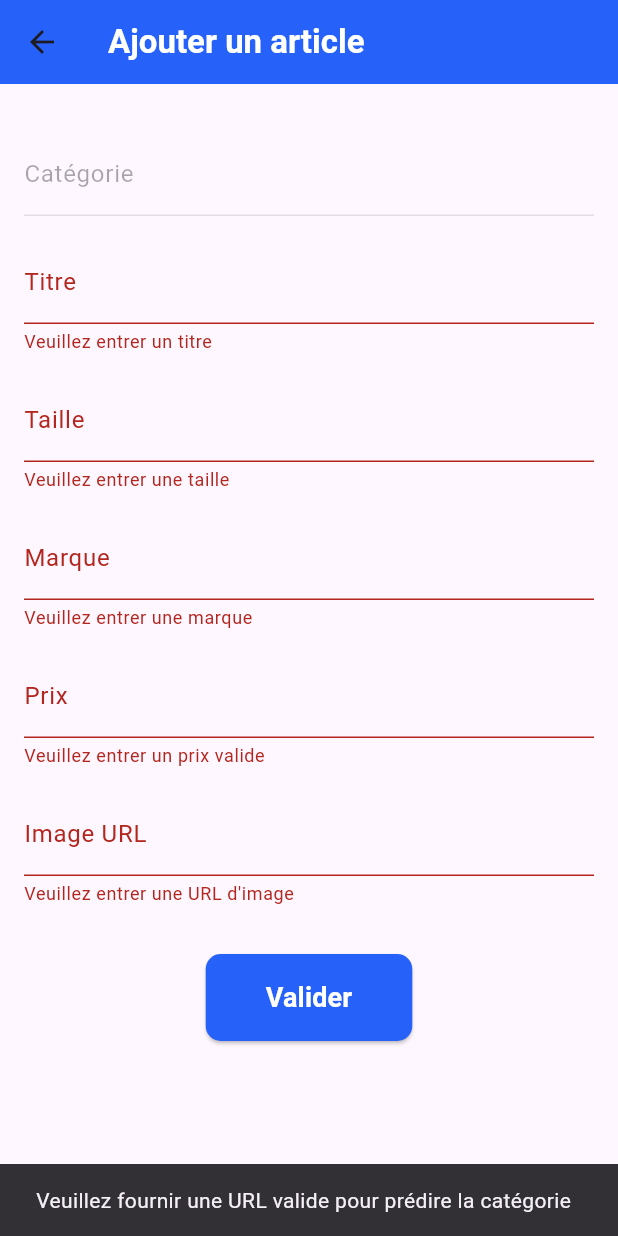
After one commit to JsFn99/VetementApp, a Flutter app: the NewArticleScreen screen opened directly, after a tap on "Valider", on a phone screen of 412 x 824 dp. The commit adds this screen. Run offline on Flutter 3.47's test engine with Material 3 defaults, Android fonts, the phone set to English and light mode, and no system bars; our stand-ins replace firebase_auth, firebase_core, firebase_database, google_fonts; missing offline and left inert: tflite_flutter; accounts and stored records are empty; network calls fail.

Commit message:
Tflite implemented Add article created

```diff
--- /dev/null
+++ b/lib/Screens/home/clothing_classifier.dart
@@ -0,0 +1,82 @@
+import 'dart:typed_data';
+import 'package:flutter/services.dart';
+import 'package:image/image.dart' as img;
+import 'package:tflite_flutter/tflite_flutter.dart';
+
+class ClothingClassifier {
+  late Interpreter _interpreter;
+  final List<String> _classNames = [
+    'Haut', 'Pantalon', 'Pull', 'Robe', 'Manteau',
+    'Sandale', 'Chemise', 'Basket', 'Sac', 'Bottine'
+  ];
+
+  ClothingClassifier() {
+    _loadModel();
+  }
+
+  Future<void> _loadModel() async {
+    try {
+      _interpreter = await Interpreter.fromAsset('assets/models/model_3.tflite');
+      print("Model loaded successfully!");
+    } catch (e) {
+      print("Error loading model: $e");
+    }
+  }
+
+  List<List<List<List<double>>>> _preprocessImage(Uint8List imageData) {
+    final image = img.decodeImage(imageData)!;
+
+    // Convert to grayscale
+    final grayscale = img.grayscale(image);
+
+    // Resize to 28x28
+    final resized = img.copyResize(grayscale, width: 28, height: 28);
+
+    // Normalize pixel values and convert to a 2D list of doubles
+    List<List<List<List<double>>>> inputTensor = List.generate(
+      1, // Batch size
+          (_) => List.generate(
+        28, // Height
+            (_) => List.generate(
+          28, // Width
+              (_) => List.filled(1, 0.0), // Channels (1 for grayscale)
+        ),
+      ),
+    );
+
+    for (int y = 0; y < resized.height; y++) {
+      for (int x = 0; x < resized.width; x++) {
+        final pixel = resized.getPixel(x, y);
+        final normalizedPixel = img.getLuminance(pixel) / 255.0;
+        inputTensor[0][y][x][0] = normalizedPixel;
+      }
+    }
+
+    return inputTensor;
+  }
+
+  Future<Map<String, dynamic>> predict(Uint8List imageData) async {
+    try {
+      // Preprocess the image
+      final inputTensor = _preprocessImage(imageData);
+
+      // Prepare the output tensor (shape [1, 10] to match model output)
+      var output = List.generate(1, (_) => List.filled(10, 0.0));
+
+      // Run inference
+      _interpreter.run(inputTensor, output);
+
+      // Get prediction
+      final probabilities = output[0]; // First (and only) batch
+      final maxIndex = probabilities.indexWhere((val) => val == probabilities.reduce((a, b) => a > b ? a : b));
+
+      return {
+        'category': _classNames[maxIndex],
+        'confidence': probabilities[maxIndex]
+      };
+    } catch (e) {
+      print('Model inference error: $e'); // Log the error
+      throw Exception('Model inference failed');
+    }
+  }
+}
--- /dev/null
+++ b/lib/Screens/home/new_article.dart
@@ -0,0 +1,268 @@
+import 'package:flutter/material.dart';
+import 'package:firebase_database/firebase_database.dart';
+import 'package:http/http.dart' as http;
+
+import 'clothing_classifier.dart';
+
+class NewArticleScreen extends StatefulWidget {
+  const NewArticleScreen({Key? key}) : super(key: key);
+
+  @override
+  _NewArticleScreenState createState() => _NewArticleScreenState();
+}
+
+class _NewArticleScreenState extends State<NewArticleScreen> {
+  final _formKey = GlobalKey<FormState>();
+  final TextEditingController _titleController = TextEditingController();
+  final TextEditingController _sizeController = TextEditingController();
+  final TextEditingController _brandController = TextEditingController();
+  final TextEditingController _priceController = TextEditingController();
+  final TextEditingController _imageUrlController = TextEditingController();
+  final TextEditingController _categoryController = TextEditingController(); // New controller for category
+
+  final DatabaseReference _dbRef = FirebaseDatabase.instance.ref('clothes');
+  final ClothingClassifier _classifier = ClothingClassifier();
+
+  String? _previewImageUrl;
+  String? _predictedCategory; // Holds the predicted category
+  bool _isLoading = false; // Indicates if the model is processing
+
+  @override
+  void initState() {
+    super.initState();
+
+    // Add a listener to process the image URL and predict category
+    _imageUrlController.addListener(() {
+      setState(() {
+        _previewImageUrl = _imageUrlController.text.trim();
+      });
+
+      // Automatically predict category when the URL changes
+      if (_previewImageUrl != null && _previewImageUrl!.isNotEmpty) {
+        _predictCategory();
+      }
+    });
+  }
+
+  @override
+  void dispose() {
+    _imageUrlController.dispose();
+    _categoryController.dispose(); // Dispose the category controller
+    super.dispose();
+  }
+
+  Future<void> _predictCategory() async {
+    try {
+      setState(() {
+        _isLoading = true;
+        _predictedCategory = null;
+      });
+
+      // Fetch the image from the URL
+      final response = await http.get(Uri.parse(_previewImageUrl!));
+      if (response.statusCode == 200) {
+        final imageData = response.bodyBytes;
+
+        // Run the prediction
+        final result = await _classifier.predict(imageData);
+        setState(() {
+          _predictedCategory = result['category']; // Set the predicted category
+          _categoryController.text = _predictedCategory ?? ''; // Fill category field
+          _isLoading = false;
+        });
+      } else {
+        throw Exception('Image not found');
+      }
+    } catch (e) {
+      print('Prediction error: $e'); // Log the error
+      setState(() {
+        _predictedCategory = 'Erreur lors de la prédiction';
+        _categoryController.text = _predictedCategory ?? ''; // Handle prediction failure
+        _isLoading = false;
+      });
+    }
+  }
+
+  Future<void> _addArticle() async {
+    if (_formKey.currentState!.validate() && _predictedCategory != null) {
+      try {
+        await _dbRef.push().set({
+          'title': _titleController.text,
+          'size': _sizeController.text,
+          'brand': _brandController.text,
+          'price': double.tryParse(_priceController.text) ?? 0.0,
+          'imageUrl': _imageUrlController.text,
+          'category': _predictedCategory, // Add the predicted category
+        });
+        ScaffoldMessenger.of(context).showSnackBar(
+          const SnackBar(content: Text('Article ajouté avec succès')),
+        );
+        Navigator.pop(context); // Go back to the HomeScreen
+      } catch (e) {
+        ScaffoldMessenger.of(context).showSnackBar(
+          SnackBar(content: Text('Erreur: ${e.toString()}')),
+        );
+      }
+    } else {
+      ScaffoldMessenger.of(context).showSnackBar(
+        const SnackBar(content: Text('Veuillez fournir une URL valide pour prédire la catégorie')),
+      );
+    }
+  }
+
+  @override
+  Widget build(BuildContext context) {
+    return Scaffold(
+      appBar: AppBar(
+        title: const Text('Ajouter un article',
+            style: TextStyle(fontWeight: FontWeight.bold, color: Colors.white)),
+        backgroundColor: const Color(0xFF2661FA),
+      ),
+      body: Padding(
+        padding: const EdgeInsets.all(16.0),
+        child: Form(
+          key: _formKey,
+          child: SingleChildScrollView(
+            child: Column(
+              crossAxisAlignment: CrossAxisAlignment.start,
+              children: [
+                // Image Preview Section
+                if (_previewImageUrl != null && _previewImageUrl!.isNotEmpty)
+                  Center(
+                    child: Container(
+                      constraints: const BoxConstraints(
+                        maxHeight: 300,
+                        maxWidth: double.infinity,
+                      ),
+                      decoration: BoxDecoration(
+                        borderRadius: BorderRadius.circular(12),
+                        border: Border.all(color: Colors.grey),
+                      ),
+                      child: ClipRRect(
+                        borderRadius: BorderRadius.circular(12),
+                        child: Image.network(
+                          _previewImageUrl!,
+                          fit: BoxFit.contain,
+                          errorBuilder: (context, error, stackTrace) => const Center(
+                            child: Text(
+                              'URL invalide',
+                              style: TextStyle(color: Colors.red),
+                            ),
+                          ),
+                        ),
+                      ),
+                    ),
+                  ),
+                const SizedBox(height: 16),
+
+                // Predicted Category Field (non-editable)
+                if (_isLoading)
+                  const Center(child: CircularProgressIndicator())
+                else
+                  TextFormField(
+                    controller: _categoryController,
+                    decoration: const InputDecoration(labelText: 'Catégorie'),
+                    enabled: false, // Non-editable field
+                    style: TextStyle(color: Colors.black),
+                  ),
+
+                const SizedBox(height: 16),
+
+                // Title Field
+                TextFormField(
+                  controller: _titleController,
+                  decoration: const InputDecoration(labelText: 'Titre'),
+                  validator: (value) {
+                    if (value == null || value.isEmpty) {
+                      return 'Veuillez entrer un titre';
+                    }
+                    return null;
+                  },
+                ),
+                const SizedBox(height: 16),
+
+                // Size Field
+                TextFormField(
+                  controller: _sizeController,
+                  decoration: const InputDecoration(labelText: 'Taille'),
+                  validator: (value) {
+                    if (value == null || value.isEmpty) {
+                      return 'Veuillez entrer une taille';
+                    }
+                    return null;
+                  },
+                ),
+                const SizedBox(height: 16),
+
+                // Brand Field
+                TextFormField(
+                  controller: _brandController,
+                  decoration: const InputDecoration(labelText: 'Marque'),
+                  validator: (value) {
+                    if (value == null || value.isEmpty) {
+                      return 'Veuillez entrer une marque';
+                    }
+                    return null;
+                  },
+                ),
+                const SizedBox(height: 16),
+
+                // Price Field
+                TextFormField(
+                  controller: _priceController,
+                  decoration: const InputDecoration(labelText: 'Prix'),
+                  keyboardType: TextInputType.number,
+                  validator: (value) {
+                    if (value == null ||
+                        value.isEmpty ||
+                        double.tryParse(value) == null) {
+                      return 'Veuillez entrer un prix valide';
+                    }
+                    return null;
+                  },
+                ),
+                const SizedBox(height: 16),
+
+                // Image URL Field
+                TextFormField(
+                  controller: _imageUrlController,
+                  decoration: const InputDecoration(labelText: 'Image URL'),
+                  validator: (value) {
+                    if (value == null || value.isEmpty) {
+                      return 'Veuillez entrer une URL d\'image';
+                    }
+                    return null;
+                  },
+                ),
+                const SizedBox(height: 32),
+
+                // Add Article Button
+                Center(
+                  child: ElevatedButton(
+                    onPressed: _addArticle,
+                    style: ElevatedButton.styleFrom(
+                      backgroundColor: const Color(0xFF2661FA),
+                      padding: const EdgeInsets.symmetric(
+                          horizontal: 40, vertical: 16),
+                      shape: RoundedRectangleBorder(
+                        borderRadius: BorderRadius.circular(10),
+                      ),
+                    ),
+                    child: const Text(
+                      'Valider',
+                      style: TextStyle(
+                        fontSize: 18,
+                        fontWeight: FontWeight.bold,
+                        color: Colors.white,
+                      ),
+                    ),
+                  ),
+                ),
+              ],
+            ),
+          ),
+        ),
+      ),
+    );
+  }
+}
--- a/pubspec.yaml
+++ b/pubspec.yaml
@@ -34,6 +34,8 @@ dependencies:
   firebase_auth:
   firebase_database:
   google_fonts:
+  tflite_flutter:
+  image:
 
 
 
@@ -66,6 +68,7 @@ flutter:
   # To add assets to your application, add an assets section, like this:
   assets:
     - assets/images/
+    - assets/models/model_3.tflite
 
   # An image asset can refer to one or more resolution-specific "variants", see
   # https://flutter.dev/to/resolution-aware-images
```
Also changed, not shown: lib/Screens/home/home.dart (+5 -4 lines), lib/Screens/profil/profil.dart (+13 -1 lines), pubspec.lock, 4 other files.
